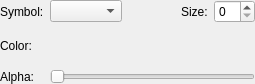
This is glue/viewers/scatter/qt/layer_style_widget.ui in glue-viz/glue as Qt 5 draws it before an edit. The edited form follows.
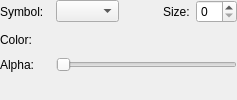
This is the edited form. Custom widgets are drawn as their Qt base class.

Commit message: Make sure layer style options are compact

```diff
--- a/glue/viewers/scatter/qt/layer_style_widget.ui
+++ b/glue/viewers/scatter/qt/layer_style_widget.ui
@@ -6,10 +6,16 @@
    <rect>
     <x>0</x>
     <y>0</y>
-    <width>255</width>
-    <height>84</height>
+    <width>237</width>
+    <height>100</height>
    </rect>
   </property>
+  <property name="minimumSize">
+   <size>
+    <width>0</width>
+    <height>100</height>
+   </size>
+  </property>
   <property name="windowTitle">
    <string>Form</string>
   </property>
@@ -106,6 +112,19 @@
      </property>
     </spacer>
    </item>
+   <item row="4" column="0" colspan="6">
+    <spacer name="verticalSpacer">
+     <property name="orientation">
+      <enum>Qt::Vertical</enum>
+     </property>
+     <property name="sizeHint" stdset="0">
+      <size>
+       <width>20</width>
+       <height>40</height>
+      </size>
+     </property>
+    </spacer>
+   </item>
   </layout>
  </widget>
  <customwidgets>
```
The commit also changes 1 other file.
